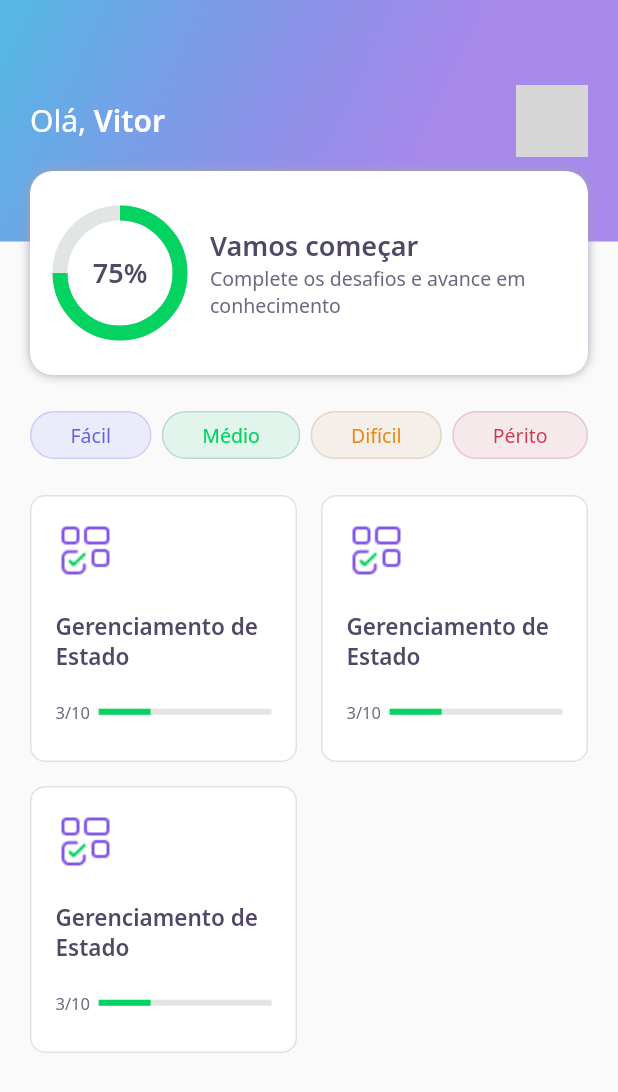
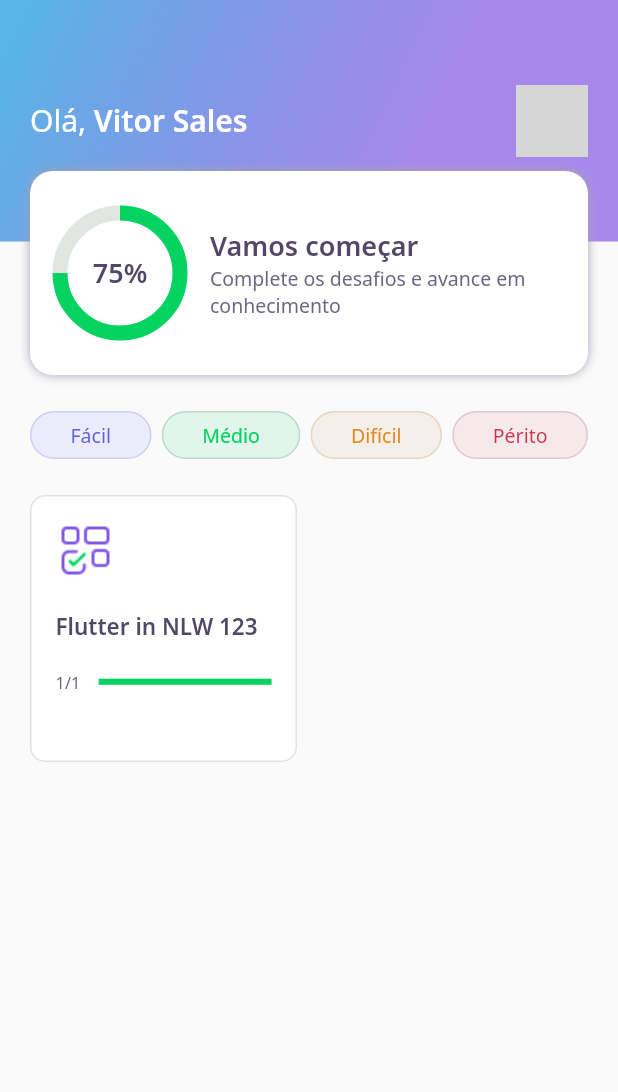
Before and after one commit to vitorsalesg/dev_quiz, a Flutter app: the HomePage screen opened directly, on a phone screen of 412 x 824 dp. Shown: the top 1092 px of the screen. Run offline on Flutter 3.47's test engine with Material 2 defaults, Android fonts, the phone set to English and light mode, and no system bars; our stand-ins replace google_fonts; accounts and stored records are empty; network calls fail; grey boxes are pictures that could not be loaded.

Commit message:
third day nlw

```diff
--- /dev/null
+++ b/assets/database/quizzes.json
@@ -0,0 +1,28 @@
+[
+    {
+        "title": "Flutter in NLW 123",
+        "image": "blocks",
+        "questionAnswered": 1,
+        "level": "easy",
+        "questions": [
+            {
+                "title": "You are liking Flutter?",
+                "answers": [
+                    {
+                        "title": "Like"
+                    },
+                    {
+                        "title": "Don't like"
+                    },
+                    {
+                        "title": "+/-"
+                    },
+                    {
+                        "title": "Flutter is sensational",
+                        "isRight": true
+                    }
+                ]
+            }
+        ]
+    }
+]
--- /dev/null
+++ b/assets/database/user.json
@@ -0,0 +1,5 @@
+{
+    "name": "Vitor Sales",
+    "score": 60,
+    "photoUrl": "https://avatars.githubusercontent.com/u/42179077?v=4"
+}
--- a/lib/core/app_widget.dart
+++ b/lib/core/app_widget.dart
@@ -1,4 +1,5 @@
 import 'package:dev_quiz/challenge/challenge_page.dart';
+import 'package:dev_quiz/home/home_page.dart';
 import 'package:flutter/material.dart';
 
 class AppWidget extends StatelessWidget {
@@ -7,7 +8,7 @@ class AppWidget extends StatelessWidget {
     return MaterialApp(
       title: "DevQuiz",
       debugShowCheckedModeBanner: false,
-      home: ChallengePage(),
+      home: HomePage(),
     );
   }
 }
--- /dev/null
+++ b/lib/home/home_controller.dart
@@ -0,0 +1,30 @@
+import 'package:dev_quiz/home/home_repository.dart';
+import 'package:dev_quiz/home/home_state.dart';
+import 'package:dev_quiz/shared/models/quiz_model.dart';
+import 'package:dev_quiz/shared/models/user_model.dart';
+import 'package:flutter/cupertino.dart';
+
+class HomeController {
+  ValueNotifier<HomeState> stateNotifier =
+      ValueNotifier<HomeState>(HomeState.empty);
+
+  set state(HomeState state) => stateNotifier.value = state;
+  HomeState get state => stateNotifier.value;
+
+  UserModel? user;
+  List<QuizModel>? quizzes;
+
+  final repository = HomeRepository();
+
+  void getUser() async {
+    state = HomeState.loading;
+    user = await repository.getUser();
+    state = HomeState.success;
+  }
+
+  void getQuizzes() async {
+    state = HomeState.loading;
+    quizzes = await repository.getQuizzes();
+    state = HomeState.success;
+  }
+}
--- a/lib/home/home_page.dart
+++ b/lib/home/home_page.dart
@@ -1,7 +1,11 @@
+import 'package:dev_quiz/core/app_colors.dart';
+import 'package:dev_quiz/home/home_state.dart';
 import 'package:dev_quiz/home/widgets/appBar/app_bar_widget.dart';
 import 'package:dev_quiz/home/widgets/level_button/level_button_widget.dart';
 import 'package:dev_quiz/home/widgets/quiz_card/quiz_card_widget.dart';
 import 'package:flutter/material.dart';
+
+import 'home_controller.dart';
 
 class HomePage extends StatefulWidget {
   HomePage({Key? key}) : super(key: key);
@@ -11,10 +15,26 @@ class HomePage extends StatefulWidget {
 }
 
 class _HomePageState extends State<HomePage> {
+  final controller = HomeController();
+
+  @override
+  void initState() {
+    super.initState();
+    controller.getUser();
+    controller.getQuizzes();
+
+    controller.stateNotifier.addListener(() {
+      setState(() {});
+    });
+  }
+
   @override
   Widget build(BuildContext context) {
+    if (controller.state == HomeState.success) {
       return Scaffold(
-      appBar: AppBarWidget(),
+        appBar: AppBarWidget(
+          user: controller.user!,
+        ),
         body: Padding(
           padding: const EdgeInsets.symmetric(horizontal: 20),
           child: Column(
@@ -35,16 +55,30 @@ class _HomePageState extends State<HomePage> {
                   crossAxisCount: 2,
                   crossAxisSpacing: 16,
                   mainAxisSpacing: 16,
-                children: [
-                  QuizCardWidget(),
-                  QuizCardWidget(),
-                  QuizCardWidget(),
-                ],
+                  children: controller.quizzes!
+                      .map(
+                        (e) => QuizCardWidget(
+                          title: e.title,
+                          completed:
+                              '${e.questionAnswered}/${e.questions.length}',
+                          percent: e.questionAnswered / e.questions.length,
+                        ),
+                      )
+                      .toList(),
                 ),
               )
             ],
           ),
         ),
       );
+    } else {
+      return Scaffold(
+        body: Center(
+          child: CircularProgressIndicator(
+            valueColor: AlwaysStoppedAnimation<Color>(AppColors.darkGreen),
+          ),
+        ),
+      );
     }
   }
+}
--- /dev/null
+++ b/lib/home/home_state.dart
@@ -0,0 +1 @@
+enum HomeState { success, loading, error, empty }
--- a/lib/home/widgets/appBar/app_bar_widget.dart
+++ b/lib/home/widgets/appBar/app_bar_widget.dart
@@ -1,10 +1,12 @@
 import 'package:dev_quiz/core/app_gradients.dart';
 import 'package:dev_quiz/core/app_text_styles.dart';
 import 'package:dev_quiz/home/widgets/score_card/score_card_widget.dart';
+import 'package:dev_quiz/shared/models/user_model.dart';
 import 'package:flutter/material.dart';
 
 class AppBarWidget extends PreferredSize {
-  AppBarWidget()
+  final UserModel user;
+  AppBarWidget({required this.user})
       : super(
             preferredSize: Size.fromHeight(250),
             child: Container(
@@ -25,7 +27,7 @@ class AppBarWidget extends PreferredSize {
                               style: AppTextStyles.title,
                               children: [
                                 TextSpan(
-                                    text: "Vitor",
+                                    text: user.name,
                                     style: AppTextStyles.titleBold)
                               ]),
                         ),
@@ -35,8 +37,7 @@ class AppBarWidget extends PreferredSize {
                           decoration: BoxDecoration(
                               borderRadius: BorderRadius.circular(10),
                               image: DecorationImage(
-                                  image: NetworkImage(
-                                      "https://avatars.githubusercontent.com/u/687490?s=60&v=4"))),
+                                  image: NetworkImage(user.photoUrl))),
                         )
                       ],
                     ),
--- a/lib/home/widgets/quiz_card/quiz_card_widget.dart
+++ b/lib/home/widgets/quiz_card/quiz_card_widget.dart
@@ -1,11 +1,21 @@
+import 'package:flutter/material.dart';
+
 import 'package:dev_quiz/core/app_colors.dart';
 import 'package:dev_quiz/core/app_images.dart';
 import 'package:dev_quiz/core/app_text_styles.dart';
 import 'package:dev_quiz/shared/widgets/progressIndicator/progress_indicator_widget.dart';
-import 'package:flutter/material.dart';
 
 class QuizCardWidget extends StatelessWidget {
-  const QuizCardWidget({Key? key}) : super(key: key);
+  final String title;
+  final String completed;
+  final double percent;
+
+  const QuizCardWidget({
+    Key? key,
+    required this.title,
+    required this.completed,
+    required this.percent,
+  }) : super(key: key);
 
   @override
   Widget build(BuildContext context) {
@@ -26,7 +36,7 @@ class QuizCardWidget extends StatelessWidget {
           ),
           SizedBox(height: 20),
           Text(
-            'Gerenciamento de Estado',
+            title,
             style: AppTextStyles.heading15,
           ),
           SizedBox(height: 20),
@@ -34,9 +44,9 @@ class QuizCardWidget extends StatelessWidget {
             children: [
               Expanded(
                 flex: 1,
-                child: Text('3/10', style: AppTextStyles.body11),
+                child: Text(completed, style: AppTextStyles.body11),
               ),
-              Expanded(flex: 4, child: ProgressIndicatorWidget(value: 0.3))
+              Expanded(flex: 4, child: ProgressIndicatorWidget(value: percent))
             ],
           )
         ],
--- /dev/null
+++ b/lib/shared/models/quiz_model.dart
@@ -0,0 +1,65 @@
+import 'dart:convert';
+
+import 'question_model.dart';
+
+enum Level { easy, middle, hard, expert }
+
+extension LevelStringExtension on String {
+  Level get parse => {
+        'easy': Level.easy,
+        'middle': Level.middle,
+        'hard': Level.hard,
+        'expert': Level.expert
+      }[this]!;
+}
+
+extension LevelExtension on Level {
+  String get parse => {
+        Level.easy: 'easy',
+        Level.middle: 'middle',
+        Level.hard: 'hard',
+        Level.expert: 'expert',
+      }[this]!;
+}
+
+class QuizModel {
+  final String title;
+  final List<QuestionModel> questions;
+  final int questionAnswered;
+  final String image;
+  final Level level;
+
+  QuizModel({
+    required this.title,
+    required this.questions,
+    this.questionAnswered = 0,
+    required this.image,
+    required this.level,
+  });
+
+  Map<String, dynamic> toMap() {
+    return {
+      'title': title,
+      'questions': questions.map((x) => x.toMap()).toList(),
+      'questionAnswered': questionAnswered,
+      'image': image,
+      'level': level.parse,
+    };
+  }
+
+  factory QuizModel.fromMap(Map<String, dynamic> map) {
+    return QuizModel(
+      title: map['title'],
+      questions: List<QuestionModel>.from(
+          map['questions']?.map((x) => QuestionModel.fromMap(x))),
+      questionAnswered: map['questionAnswered'],
+      image: map['image'],
+      level: map['level'].toString().parse,
+    );
+  }
+
+  String toJson() => json.encode(toMap());
+
+  factory QuizModel.fromJson(String source) =>
+      QuizModel.fromMap(json.decode(source));
+}
--- /dev/null
+++ b/lib/shared/models/user_model.dart
@@ -0,0 +1,34 @@
+import 'dart:convert';
+
+class UserModel {
+  final String name;
+  final String photoUrl;
+  final int score;
+
+  UserModel({
+    required this.name,
+    required this.photoUrl,
+    this.score = 0,
+  });
+
+  Map<String, dynamic> toMap() {
+    return {
+      'name': name,
+      'photoUrl': photoUrl,
+      'score': score,
+    };
+  }
+
+  factory UserModel.fromMap(Map<String, dynamic> map) {
+    return UserModel(
+      name: map['name'],
+      photoUrl: map['photoUrl'],
+      score: map['score'],
+    );
+  }
+
+  String toJson() => json.encode(toMap());
+
+  factory UserModel.fromJson(String source) =>
+      UserModel.fromMap(json.decode(source));
+}
--- a/pubspec.yaml
+++ b/pubspec.yaml
@@ -19,5 +19,6 @@ dev_dependencies:
 flutter:
   assets:
     - assets/images/
+    - assets/database/
 
   uses-material-design: true
```
Also changed, not shown: lib/home/home_repository.dart (added, +21 -0 lines), lib/shared/models/awnser_model.dart (added, +27 -0 lines), lib/shared/models/question_model.dart (added, +31 -0 lines), 1 other file. Lines whose indentation alone changed are shown as unchanged.
